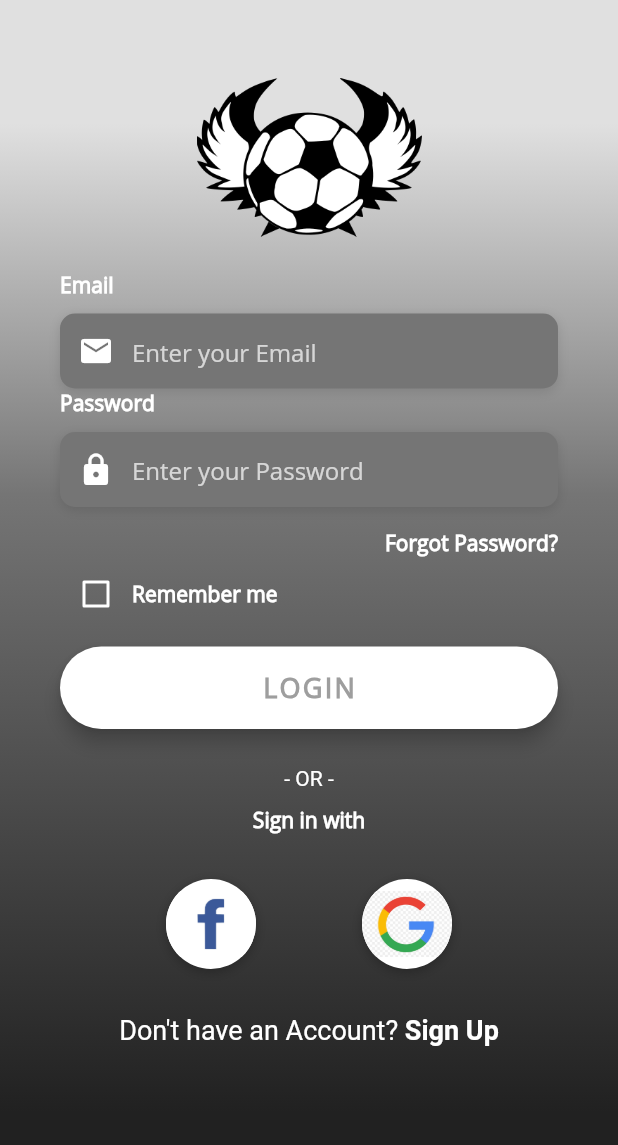
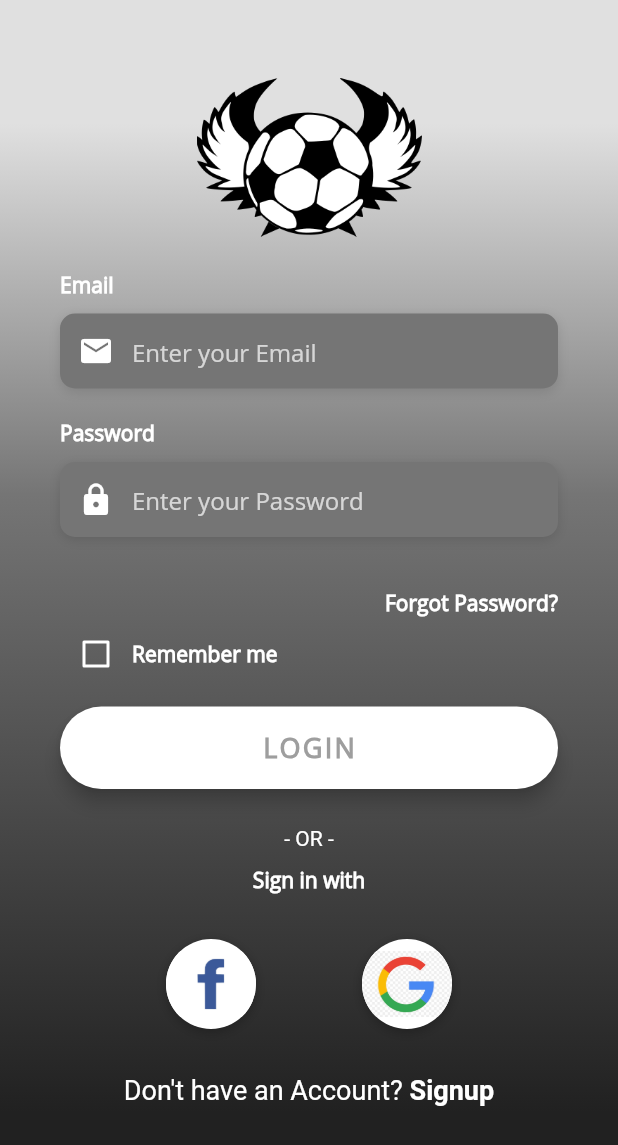
Before and after one commit to mohamedj97/underGround-fantasy, a Flutter app: the screen it shows after launch, after a tap on "LOGIN", on a phone screen of 412 x 824 dp. Shown: the top 1145 px of the screen. Run offline on Flutter 3.47's test engine with Material 2 defaults, Android fonts, the phone set to English and light mode, and no system bars; our stand-ins replace firebase_auth; accounts and stored records are empty.

Commit message:
Signup and Login are finished toggling (have account /don't have account)

```diff
--- a/lib/main.dart
+++ b/lib/main.dart
@@ -1,4 +1,5 @@
 import 'package:fantasy/pages/auth.dart';
+import 'package:fantasy/pages/home.dart';
 import 'package:flutter/material.dart';
 
 void main() => runApp(MyApp());
@@ -8,11 +9,17 @@ class MyApp extends StatelessWidget {
   @override
   Widget build(BuildContext context) {
     return MaterialApp(
-      title: 'Flutter Demo',
+      title: 'UG Fantasy',
       theme: ThemeData(
         brightness:Brightness.dark,
       ),
       home: AuthPage(),
+
+      routes: {
+        AuthPage.id :(BuildContext context) =>AuthPage(),
+        HomePage.id :(BuildContext context) =>HomePage(),
+      },
+
     );
   }
 }
--- a/lib/pages/auth.dart
+++ b/lib/pages/auth.dart
@@ -1,3 +1,4 @@
+import 'package:fantasy/pages/home.dart';
 import 'package:flutter/material.dart';
 import 'package:flutter/services.dart';
 import 'package:fantasy/utilities/constants.dart';
@@ -5,6 +6,7 @@ import 'package:firebase_auth/firebase_auth.dart';
 import 'package:fantasy/models/auth.dart';
 
 class AuthPage extends StatefulWidget {
+  static const String id='AuthPage';
   @override
   _AuthPage createState() => _AuthPage();
 }
@@ -157,8 +159,7 @@ class _AuthPage extends State<AuthPage> {
                 final newUser= await _auth.createUserWithEmailAndPassword(email: email, password: password);
                 if(newUser!=null)
                 {
-                  //Navigate
-                  print ('bbbbbbbbbbbbbbbbbbbbbbbbbbbbbb');
+                  Navigator.pushReplacementNamed(context, HomePage.id);
                 }
               }
             else if(_authMode==AuthMode.Login)
@@ -167,7 +168,7 @@ class _AuthPage extends State<AuthPage> {
 
                 if(user!=null)
                 {
-                  print ('aaaaaaaaaaaaaaaaaaaaaaaaaaaaaaa');
+                  Navigator.pushReplacementNamed(context, HomePage.id);
                 }
               }
             }
@@ -261,18 +262,18 @@ class _AuthPage extends State<AuthPage> {
     );
   }
 
-  Widget _buildSignUpBtn() {
+  Widget _buildChangeModeBtn() {
     return GestureDetector(
       onTap: () {
         setState(() {
-          _authMode= AuthMode.SignUp;
+          _authMode= _authMode== AuthMode.Login?AuthMode.SignUp:AuthMode.Login;
         });
       },
       child: RichText(
         text: TextSpan(
           children: [
             TextSpan(
-              text: 'Don\'t have an Account? ',
+              text: ('${_authMode==AuthMode.Login ? 'Don\'t have an Account? ':'have an Account? '}'),
               style: TextStyle(
                 color: Colors.white,
                 fontSize: 18.0,
@@ -280,7 +281,7 @@ class _AuthPage extends State<AuthPage> {
               ),
             ),
             TextSpan(
-              text: 'Sign Up',
+              text:('${_authMode==AuthMode.Login ? 'Signup':'Login'}'),
               style: TextStyle(
                 color: Colors.white,
                 fontSize: 18.0,
@@ -343,27 +344,20 @@ class _AuthPage extends State<AuthPage> {
                         width: 150,
                         child: Image.asset('assets/bg.png'),
                       ),
-//                      Text(
-//                        'Sign In',
-//                        style: TextStyle(
-//                          color: Colors.white,
-//                          fontFamily: 'OpenSans',
-//                          fontSize: 30.0,
-//                          fontWeight: FontWeight.bold,
-//                        ),
-//                      ),
-                      //SizedBox(height: 5.0),
                       _buildEmailTF(),
-                    /*  SizedBox(
-                        height: 10.0,
-                      ),*/
+                      SizedBox(
+                        height: 20.0,
+                      ),
                       _buildPasswordTF(),
+                      SizedBox(
+                        height: 20.0,
+                      ),
                       _authMode==AuthMode.SignUp? Container():_buildForgotPasswordBtn(),
                       _buildRememberMeCheckbox(),
                       _buildAuthBtn(),
                       _authMode==AuthMode.SignUp? Container():_buildSignInWithText(),
                       _authMode==AuthMode.SignUp? Container():_buildSocialBtnRow(),
-                      _authMode==AuthMode.SignUp? Container():_buildSignUpBtn(),
+                      _buildChangeModeBtn(),
                     ],
                   ),
                 ),
--- a/lib/pages/home.dart
+++ b/lib/pages/home.dart
@@ -0,0 +1,15 @@
+import 'package:flutter/material.dart';
+class HomePage extends StatefulWidget {
+  static const String id='HomePage';
+  @override
+  _HomePageState createState() => _HomePageState();
+}
+
+class _HomePageState extends State<HomePage> {
+  @override
+  Widget build(BuildContext context) {
+    return Scaffold(
+      appBar: AppBar(title: Text('Welcome Champ'),),
+    );
+  }
+}
```
